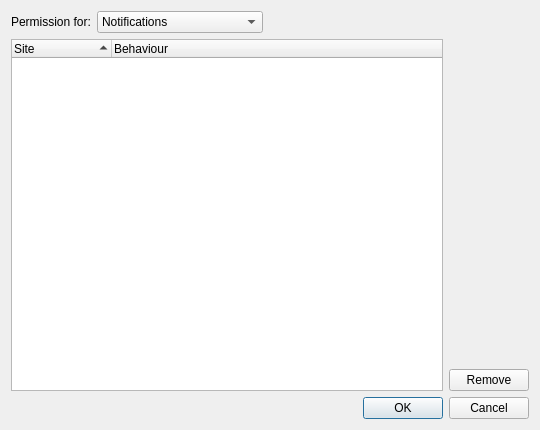
This is src/lib/tools/html5permissions/html5permissionsdialog.ui in Tauzun/midori-web- as Qt 5 draws it before an edit. The edited form follows.
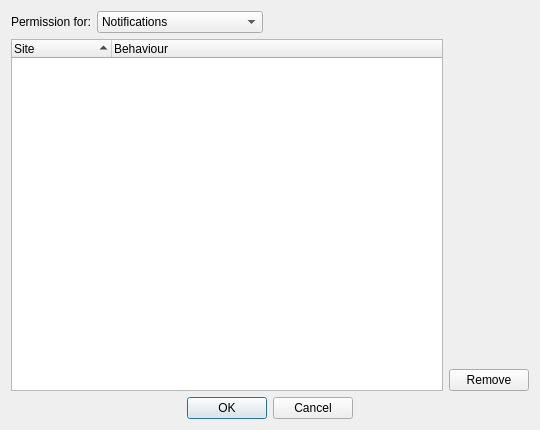
This is the edited form.

Patch:
```diff
--- a/src/lib/tools/html5permissions/html5permissionsdialog.ui
+++ b/src/lib/tools/html5permissions/html5permissionsdialog.ui
@@ -46,6 +46,9 @@
      <property name="standardButtons">
       <set>QDialogButtonBox::Cancel|QDialogButtonBox::Ok</set>
      </property>
+     <property name="centerButtons">
+      <bool>true</bool>
+     </property>
     </widget>
    </item>
    <item row="1" column="0">
```
Left out of the diff: 12 changed lines with no effect on the pictures.
